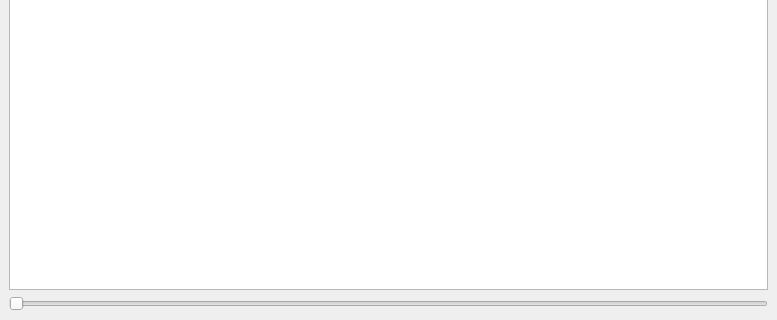
Above: player.ui from artmexbet/player before the change; both pictures show x 0 to 777 and y 259 to 579 of the 777 by 579 pixel window. Below: the same form after it.
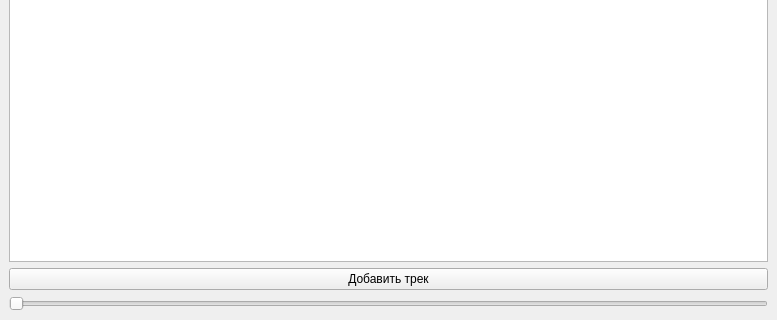
That is the form after the change.

The edit to the form file:
```diff
--- a/player.ui
+++ b/player.ui
@@ -50,7 +50,14 @@
        </layout>
       </item>
       <item>
-       <widget class="QListView" name="musicList"/>
+       <widget class="QListWidget" name="music_list"/>
+      </item>
+      <item>
+       <widget class="QPushButton" name="add_music">
+        <property name="text">
+         <string>Добавить трек</string>
+        </property>
+       </widget>
       </item>
       <item>
        <widget class="QSlider" name="duration">
```
Left out of the diff: 6 changed lines with no effect on the pictures.
